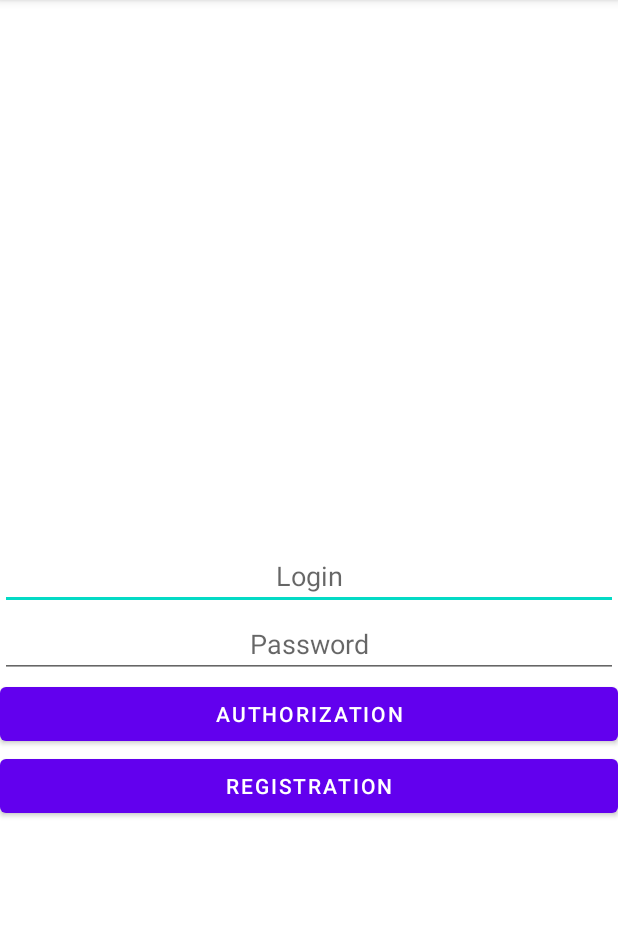
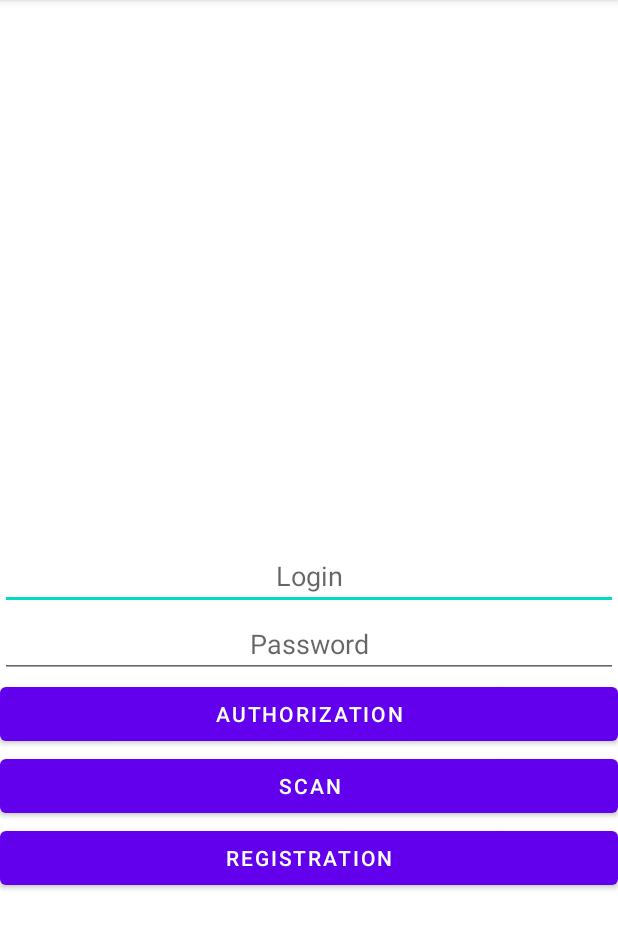
Before and after one commit to TheSmef/PR, an Android app: the screen it shows after launch (MainActivity), on a phone screen of 412 x 824 dp, the part 84-1033 px from its top. Run offline under Robolectric (Android 15) with nearby library versions, the phone set to English and light mode, and no system bars.

Commit message:
SqlLiteSplash 2.0

```diff
--- a/SqlLiteSplash/app/build.gradle
+++ b/SqlLiteSplash/app/build.gradle
@@ -28,7 +28,7 @@ android {
 }
 
 dependencies {
-
+    implementation "androidx.biometric:biometric:1.1.0"
     implementation 'androidx.appcompat:appcompat:1.4.1'
     implementation 'com.google.android.material:material:1.5.0'
     implementation 'androidx.constraintlayout:constraintlayout:2.1.3'
--- a/SqlLiteSplash/app/src/main/AndroidManifest.xml
+++ b/SqlLiteSplash/app/src/main/AndroidManifest.xml
@@ -1,7 +1,7 @@
 <?xml version="1.0" encoding="utf-8"?>
 <manifest xmlns:android="http://schemas.android.com/apk/res/android"
     package="com.example.sqllitesplash">
-
+    <uses-permission android:name="android.permission.USE_BIOMETRIC"/>
     <application
         android:allowBackup="true"
         android:icon="@mipmap/ic_launcher"
@@ -9,6 +9,7 @@
         android:roundIcon="@mipmap/ic_launcher_round"
         android:supportsRtl="true"
         android:theme="@style/Theme.SqlLiteSplash">
+
         <activity
             android:name=".SplashScreen"
             android:exported="true">
--- a/SqlLiteSplash/app/src/main/java/com/example/sqllitesplash/MainActivity.java
+++ b/SqlLiteSplash/app/src/main/java/com/example/sqllitesplash/MainActivity.java
@@ -1,24 +1,39 @@
 package com.example.sqllitesplash;
 
+import androidx.annotation.NonNull;
 import androidx.annotation.Nullable;
 import androidx.appcompat.app.AppCompatActivity;
+import androidx.biometric.BiometricManager;
+import androidx.core.content.ContextCompat;
 
 import android.content.Intent;
 import android.database.Cursor;
+import androidx.biometric.BiometricPrompt;
 import android.os.Bundle;
+import android.util.Log;
 import android.widget.Button;
 import android.widget.EditText;
+import android.widget.Toast;
+
+import java.util.concurrent.Executor;
 
 public class MainActivity extends AppCompatActivity {
-    Button authBut;
-    Button regBut;
-    EditText login,password;
-    DataBaseHelper dataBaseHelper;
+    private Button authBut;
+    private Button regBut;
+    private EditText login,password;
+    private DataBaseHelper dataBaseHelper;
+
+    private Button scanBut;
+    private Executor exec;
+    private BiometricPrompt biometricPrompt;
+    private BiometricPrompt.PromptInfo promptInfo;
     @Override
     protected void onCreate(@Nullable Bundle savedInstanceState) {
         super.onCreate(savedInstanceState);
         setContentView(R.layout.activity_main);
         dataBaseHelper=new DataBaseHelper(this);
+        scanBut = findViewById(R.id.ButScan);
+        exec = ContextCompat.getMainExecutor(this);
         authBut=findViewById(R.id.ButAuth);
         login=findViewById(R.id.LoginUserAuth);
         password=findViewById(R.id.PasswordUserAuth);
@@ -26,10 +41,37 @@ public class MainActivity extends AppCompatActivity {
         Intent intent_admin=new Intent(this,AdminActivity.class);
         Intent intent_user=new Intent(this,NewsActivity.class);
         Intent intent_reg =new Intent(this,RegistrationActivity.class);
+        biometricPrompt = new BiometricPrompt(MainActivity.this, exec, new BiometricPrompt.AuthenticationCallback(){
+            @Override
+            public void onAuthenticationError(int errorCode, CharSequence errString) {
+                super.onAuthenticationError(errorCode, errString);
+                Log.e("ErrorAuth", errString.toString());
+            }
+
+            @Override
+            public void onAuthenticationFailed() {
+                super.onAuthenticationFailed();
+                Log.e("ErrorAuth", "Failed");
+            }
+
+            @Override
+            public void onAuthenticationSucceeded(@NonNull BiometricPrompt.AuthenticationResult result) {
+                super.onAuthenticationSucceeded(result);
+                Toast.makeText(MainActivity.this, "Succeed", Toast.LENGTH_SHORT).show();
+                startActivity(intent_user);
+            }
+        });
+        promptInfo = new BiometricPrompt.PromptInfo.Builder()
+                .setTitle("Auth")
+                .setSubtitle("Scan")
+                .setNegativeButtonText("Back")
+                .build();
+        scanBut.setOnClickListener(view -> {
+            biometricPrompt.authenticate(promptInfo);
+        });
         authBut.setOnClickListener(view -> {
             Cursor r= dataBaseHelper.Select_Role(login.getText().toString(),password.getText().toString());
             String role="";
-            StringBuilder buffer=new StringBuilder();
             r.moveToNext();
             role=r.getString(0);
             if(role.equals("Administrator"))
--- a/SqlLiteSplash/app/src/main/res/layout/activity_main.xml
+++ b/SqlLiteSplash/app/src/main/res/layout/activity_main.xml
@@ -29,9 +29,15 @@
         android:text="Authorization"
         app:layout_constraintTop_toBottomOf="@id/PasswordUserAuth"/>
     <Button
+        android:id="@+id/ButScan"
+        android:layout_width="match_parent"
+        android:layout_height="wrap_content"
+        android:text="Scan"
+        app:layout_constraintTop_toBottomOf="@id/ButAuth"/>
+    <Button
         android:id="@+id/ButReg"
         android:layout_width="match_parent"
         android:layout_height="wrap_content"
         android:text="Registration"
-        app:layout_constraintTop_toBottomOf="@id/ButAuth"/>
+        app:layout_constraintTop_toBottomOf="@id/ButScan"/>
 </androidx.constraintlayout.widget.ConstraintLayout>
```
